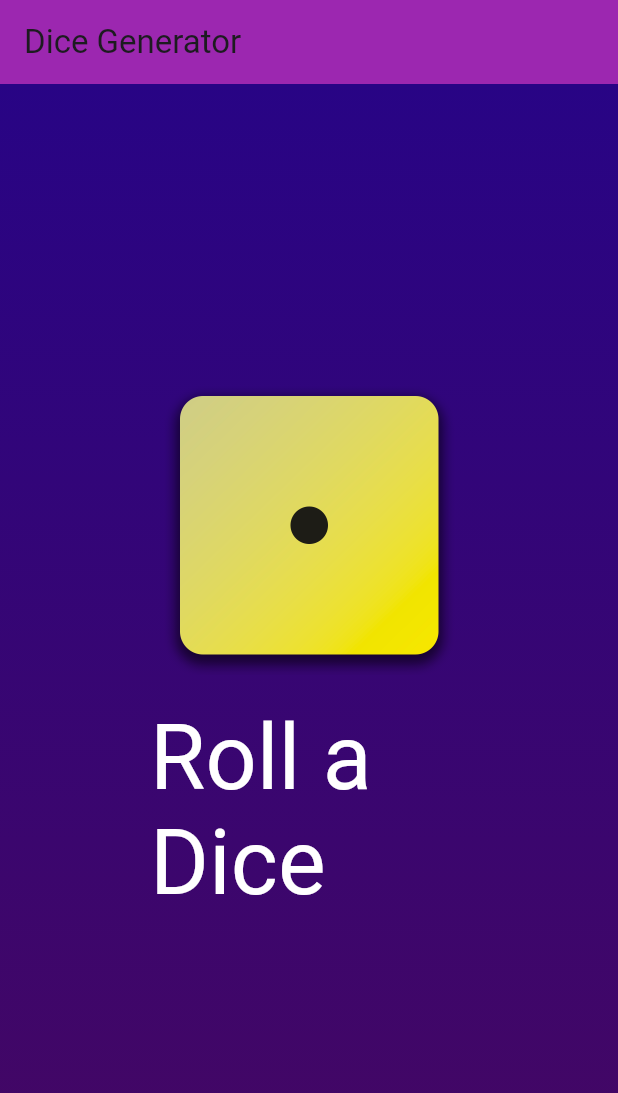
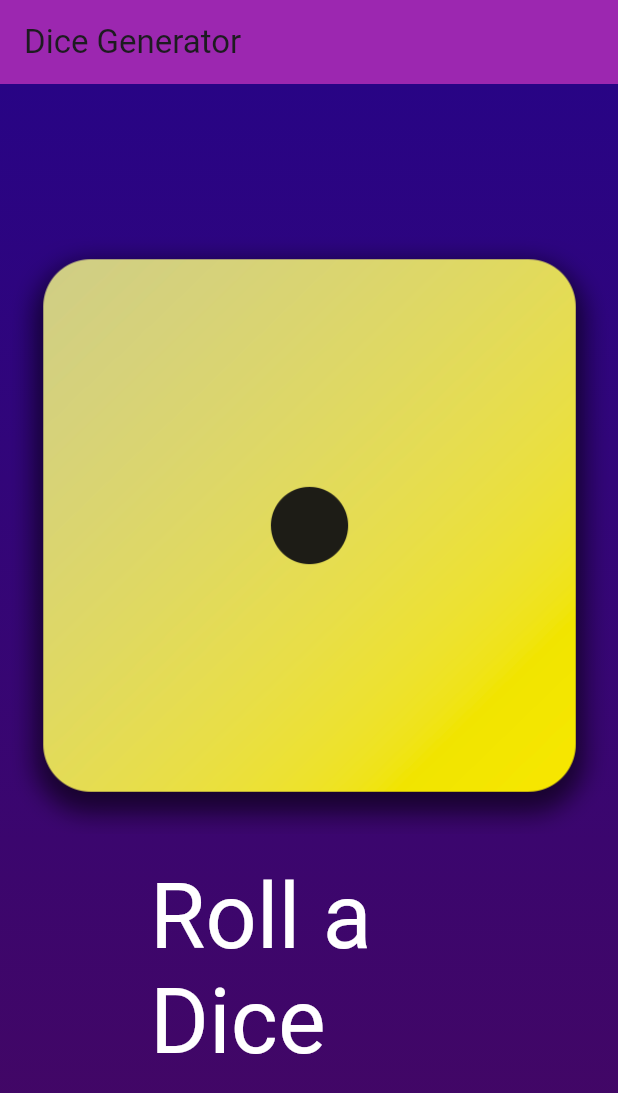
Before and after one commit to Hemonesh-M/dice_generator, a Flutter app: the screen it shows after launch, on a phone screen of 412 x 824 dp. Shown: the top 1093 px of the screen. Run offline on Flutter 3.47's test engine with Material 3 defaults, Android fonts, the phone set to English and light mode, and no system bars.

Commit message:
Update dice_roller.dart

```diff
--- a/lib/dice_roller.dart
+++ b/lib/dice_roller.dart
@@ -26,6 +26,9 @@ class _DiceRollerState extends State<DiceRoller> {
       diceValue = 1;
     });
   }
+  void changeImage(){
+
+  }
 
   @override
   Widget build(context) {
@@ -33,11 +36,19 @@ class _DiceRollerState extends State<DiceRoller> {
       mainAxisSize: MainAxisSize.min,
       children: [
         InkWell(
-          onTap: rollDice,
-          onLongPress: resetoOne,
-          child: Image.asset('assests/dice-images/dice-$diceValue.png',
-              width: 200),
-        ),
+            onTap: rollDice,
+            onLongPress: resetoOne,
+            child: FadeInImage(
+              placeholder:
+                  AssetImage('assests/dice-images/dice-$diceValue.png'),
+              image: AssetImage('assests/dice-images/dice-$diceValue.png'),
+            )
+            // Image.asset(
+            //   'assests/dice-images/dice-$diceValue.png',
+            //   width: 200,
+            //   height: 200,
+            // ),
+            ),
         TextButton(
           style: TextButton.styleFrom(
             padding: const EdgeInsets.symmetric(vertical: 20, horizontal: 100),
```
